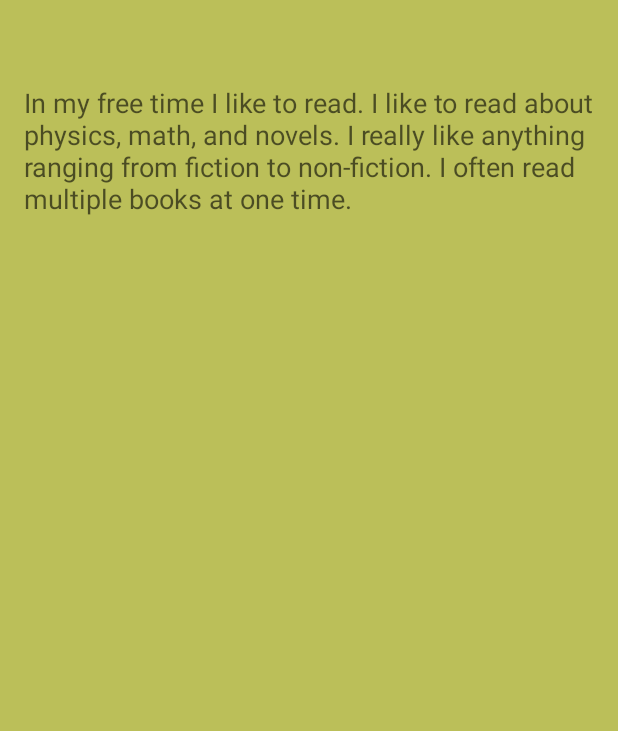
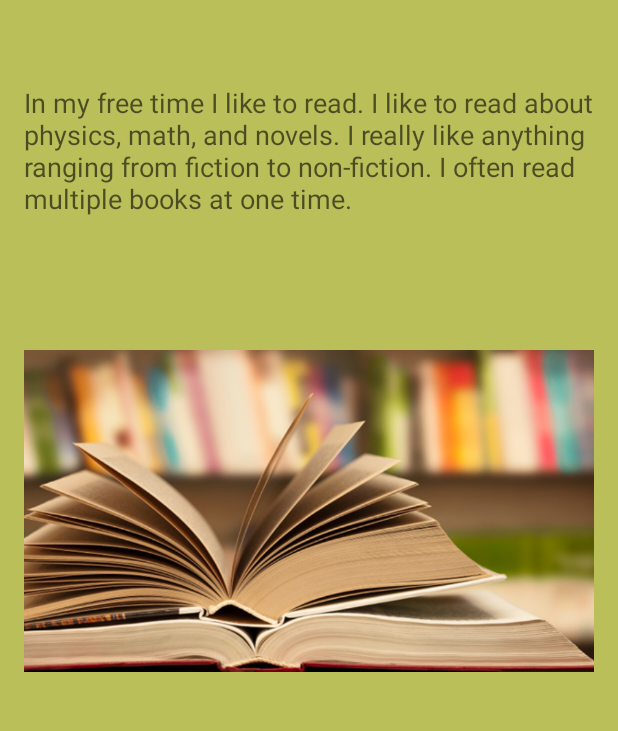
Before and after one commit to tristangaebler/AboutMeAndroidApp, an Android app: the screen it shows after launch (AboutMeActivity), after a tap on "CLICK TO LEARN ABOUT ME!", on a phone screen of 412 x 824 dp, the part 180-911 px from its top. Run offline under Robolectric (Android 15) with nearby library versions, the phone set to English and light mode, and no system bars.

```diff
--- a/app/src/main/java/activity/ctec/aboutmeandroidapp/AboutMeActivity.java
+++ b/app/src/main/java/activity/ctec/aboutmeandroidapp/AboutMeActivity.java
@@ -1,5 +1,7 @@
 package activity.ctec.aboutmeandroidapp;
 
+import android.media.Image;
+import android.media.ImageReader;
 import android.support.v7.app.AppCompatActivity;
 import android.os.Bundle;
 import android.view.Menu;
@@ -23,8 +25,12 @@ public class AboutMeActivity extends AppCompatActivity {
     private TextView thirdFact;
     private TextView fourthFact;
     private TextView fifthFact;
+    private ImageView book;
+    private ImageView city;
+    private ImageView physics;
+    private ImageView guitar;
+    private ImageView seinfeld;
     private int clickCount;
-    private ImageView book;
 
 
 
@@ -41,6 +47,11 @@ public class AboutMeActivity extends AppCompatActivity {
         thirdFact = (TextView) findViewById(R.id.thirdFact);
         fourthFact = (TextView) findViewById(R.id.fourthFact);
         fifthFact = (TextView) findViewById(R.id.fifthFact);
+        book = (ImageView) findViewById(R.id.book);
+        city = (ImageView) findViewById(R.id.city);
+        physics = (ImageView) findViewById(R.id.physics);
+        guitar = (ImageView) findViewById(R.id.guitar);
+        seinfeld = (ImageView) findViewById(R.id.seinfeld);
         clickCount = 0;
 
         //Helper method -- Should be private
@@ -83,39 +94,69 @@ public class AboutMeActivity extends AppCompatActivity {
     }
 
     //Changing the text visibility method
-    private void changeVisibility() {
+    private void changeFacts() {
         if(clickCount == 0) {
             firstFact.setVisibility(View.VISIBLE);
-            secondFact.setVisibility(View.GONE);
+            secondFact.setVisibility(View.INVISIBLE);
+            thirdFact.setVisibility(View.INVISIBLE);
+            fourthFact.setVisibility(View.INVISIBLE);
+            fifthFact.setVisibility(View.INVISIBLE);
+            book.setVisibility(View.VISIBLE);
+            city.setVisibility(View.INVISIBLE);
+            physics.setVisibility(View.INVISIBLE);
+            guitar.setVisibility(View.INVISIBLE);
+            seinfeld.setVisibility(View.INVISIBLE);
             clickCount++;
         }else if(clickCount == 1) {
             firstFact.setVisibility(View.GONE);
             secondFact.setVisibility(View.VISIBLE);
+            thirdFact.setVisibility(View.INVISIBLE);
+            fourthFact.setVisibility(View.INVISIBLE);
+            fifthFact.setVisibility(View.INVISIBLE);
+            book.setVisibility(View.GONE);
+            city.setVisibility(View.VISIBLE);
+            physics.setVisibility(View.INVISIBLE);
+            guitar.setVisibility(View.INVISIBLE);
+            seinfeld.setVisibility(View.INVISIBLE);
             clickCount++;
         }else if(clickCount == 2) {
             firstFact.setVisibility(View.GONE);
             secondFact.setVisibility(View.GONE);
             thirdFact.setVisibility(View.VISIBLE);
+            fourthFact.setVisibility(View.INVISIBLE);
+            fifthFact.setVisibility(View.INVISIBLE);
+            book.setVisibility(View.GONE);
+            city.setVisibility(View.GONE);
+            physics.setVisibility(View.VISIBLE);
+            guitar.setVisibility(View.INVISIBLE);
+            seinfeld.setVisibility(View.INVISIBLE);
             clickCount++;
         }else if(clickCount == 3) {
             firstFact.setVisibility(View.GONE);
             secondFact.setVisibility(View.GONE);
             thirdFact.setVisibility(View.GONE);
             fourthFact.setVisibility(View.VISIBLE);
+            fifthFact.setVisibility(View.INVISIBLE);
+            book.setVisibility(View.GONE);
+            city.setVisibility(View.GONE);
+            physics.setVisibility(View.GONE);
+            guitar.setVisibility(View.VISIBLE);
+            seinfeld.setVisibility(View.INVISIBLE);
             clickCount++;
-        }else {
+        }else if(clickCount == 4) {
             firstFact.setVisibility(View.GONE);
             secondFact.setVisibility(View.GONE);
             thirdFact.setVisibility(View.GONE);
             fourthFact.setVisibility(View.GONE);
             fifthFact.setVisibility(View.VISIBLE);
+            book.setVisibility(View.GONE);
+            city.setVisibility(View.GONE);
+            physics.setVisibility(View.GONE);
+            guitar.setVisibility(View.GONE);
+            seinfeld.setVisibility(View.VISIBLE);
             clickCount++;
         }
 
-    }
-
-    private void changePictureVisibility() {
-        book.setImageResource();
     }
 
     private void setUpListeners(){
@@ -123,59 +164,8 @@ public class AboutMeActivity extends AppCompatActivity {
             public void onClick(View buttonView){
                 //Where the background changes colors
                 changeBackgroundColor();
-                changeVisibility();
+                changeFacts();
             }
         });
     }
-
-
-    //Changes the acts
-    private void changeFacts() {
-        int clickCount = 0;
-        while(startButton.isActivated() == true)
-        {
-            clickCount++;
-        }
-
-        if(clickCount == 1) {
-            firstFact.setVisibility(View.VISIBLE);
-            secondFact.setVisibility(View.INVISIBLE);
-            thirdFact.setVisibility(View.INVISIBLE);
-            fourthFact.setVisibility(View.INVISIBLE);
-            fifthFact.setVisibility(View.INVISIBLE);
-        }
-        else if(clickCount == 2)
-        {
-            firstFact.setVisibility(View.INVISIBLE);
-            secondFact.setVisibility(View.VISIBLE);
-            thirdFact.setVisibility(View.INVISIBLE);
-            fourthFact.setVisibility(View.INVISIBLE);
-            fifthFact.setVisibility(View.INVISIBLE);
-        }
-        else if(clickCount == 3)
-        {
-            firstFact.setVisibility(View.INVISIBLE);
-            secondFact.setVisibility(View.INVISIBLE);
-            thirdFact.setVisibility(View.VISIBLE);
-            fourthFact.setVisibility(View.INVISIBLE);
-            fifthFact.setVisibility(View.INVISIBLE);
-        }
-        else if(clickCount == 4)
-        {
-            firstFact.setVisibility(View.INVISIBLE);
-            secondFact.setVisibility(View.INVISIBLE);
-            thirdFact.setVisibility(View.INVISIBLE);
-            fourthFact.setVisibility(View.VISIBLE);
-            fifthFact.setVisibility(View.INVISIBLE);
-        }
-        else if(clickCount == 5)
-        {
-            firstFact.setVisibility(View.INVISIBLE);
-            secondFact.setVisibility(View.INVISIBLE);
-            thirdFact.setVisibility(View.INVISIBLE);
-            fourthFact.setVisibility(View.INVISIBLE);
-            fifthFact.setVisibility(View.VISIBLE);
-        }
-    }
-
 }
--- a/app/src/main/res/layout/activity_about_me.xml
+++ b/app/src/main/res/layout/activity_about_me.xml
@@ -16,7 +16,8 @@
         android:layout_centerHorizontal="true"
         android:visibility="visible"
         android:enabled="true"
-        android:clickable="true" />
+        android:clickable="true"
+        android:contextClickable="false"/>
 
     <TextView
         android:layout_width="wrap_content"
@@ -81,4 +82,41 @@
         android:src="@drawable/book"
         android:visibility="invisible" />
 
+    <ImageButton
+        android:layout_width="wrap_content"
+        android:layout_height="wrap_content"
+        android:id="@+id/city"
+        android:src="@drawable/new_york_city"
+        android:layout_alignParentBottom="true"
+        android:layout_below="@+id/fourthFact"
+        android:visibility="invisible" />
+
+    <ImageButton
+        android:layout_width="wrap_content"
+        android:layout_height="wrap_content"
+        android:id="@+id/physics"
+        android:src="@drawable/physics"
+        android:layout_below="@+id/fourthFact"
+        android:layout_alignParentLeft="true"
+        android:layout_alignParentStart="true"
+        android:visibility="invisible" />
+
+    <ImageButton
+        android:layout_width="wrap_content"
+        android:layout_height="wrap_content"
+        android:id="@+id/guitar"
+        android:layout_centerHorizontal="true"
+        android:src="@drawable/guitar"
+        android:layout_alignTop="@+id/book"
+        android:visibility="invisible" />
+
+    <ImageButton
+        android:layout_width="wrap_content"
+        android:layout_height="wrap_content"
+        android:id="@+id/seinfeld"
+        android:src="@drawable/seinfeld"
+        android:layout_alignTop="@+id/book"
+        android:layout_centerHorizontal="true"
+        android:visibility="invisible" />
+
 </RelativeLayout>
```
Also changed, not shown: app/src/main/res/drawable/New York City.jpg (deleted), app/src/main/res/drawable/new_york_city.jpg (added), app/src/main/res/drawable/physics.jpg (renamed from app/src/main/res/drawable/physics2.jpg), 1 other file.
